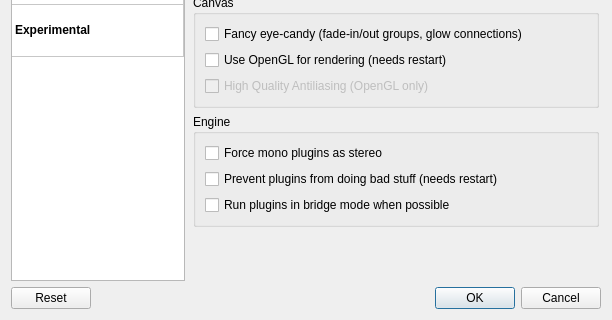
Old version of the form resources/ui/carla_settings.ui in the repository falkTX/Carla; both pictures show x 0 to 612 and y 267 to 587 of the 612 by 587 pixel window.
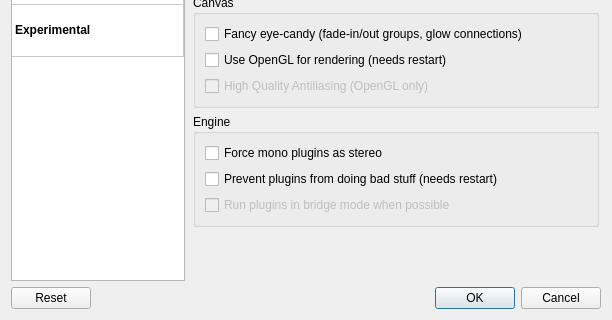
New version of the form. The open tabs and pages were chosen to show the change. Icons and pictures are not drawn.

Commit message: Improve some small disabled logic in the settings page

What changed in the file:
```diff
--- a/resources/ui/carla_settings.ui
+++ b/resources/ui/carla_settings.ui
@@ -1893,6 +1893,9 @@
             </item>
             <item>
              <widget class="QCheckBox" name="ch_engine_prefer_plugin_bridges">
+              <property name="enabled">
+               <bool>false</bool>
+              </property>
               <property name="toolTip">
                <string>Whenever possible, run the plugins in bridge mode.</string>
               </property>
```
Left out of the diff: 18 changed lines with no effect on the pictures. The commit also changes 1 other file.
